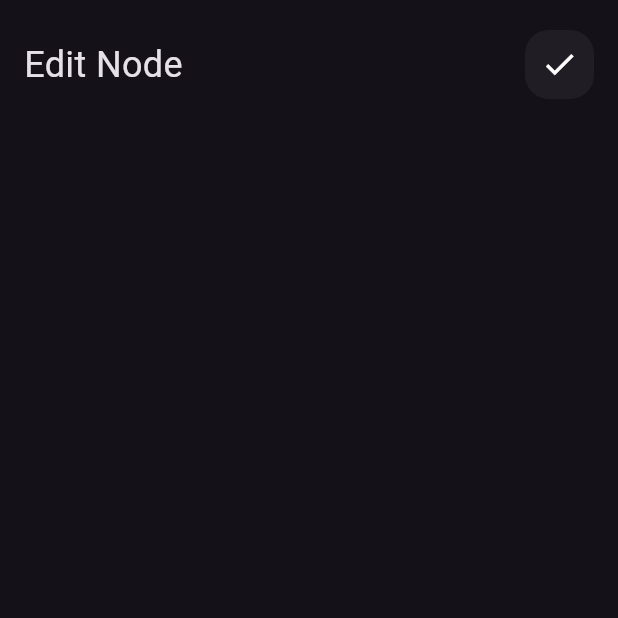
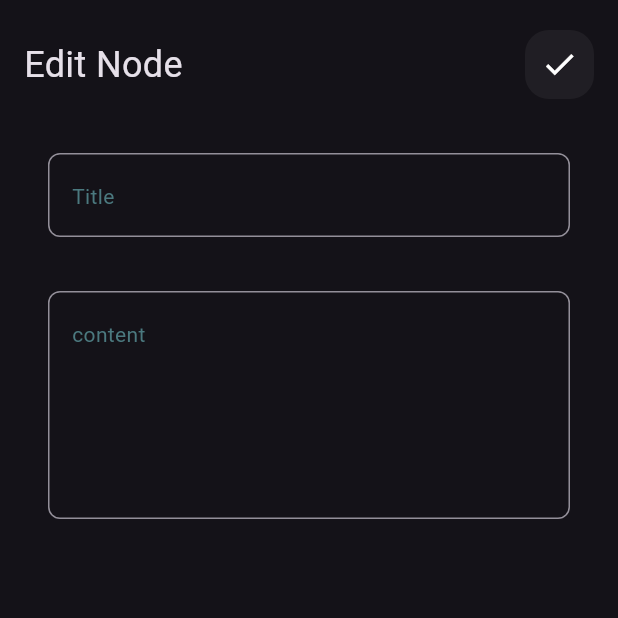
Before and after one commit to Hoda-ramadan/Nodes_app, a Flutter app: the EditNodeBody screen opened directly, on a phone screen of 412 x 824 dp, the top half of it. Run offline on Flutter 3.47's test engine with Material 3 defaults, Android fonts, the phone set to English and light mode, and no system bars.

Commit message:
edit mode view ui done

```diff
--- a/lib/widgets/edit_node_body_view.dart
+++ b/lib/widgets/edit_node_body_view.dart
@@ -1,5 +1,6 @@
 import 'package:flutter/material.dart';
 import 'package:nodes_app/widgets/custom_appbar.dart';
+import 'package:nodes_app/widgets/custom_text_fild.dart';
 
 class EditNodeBodyView extends StatelessWidget {
   const EditNodeBodyView({super.key});
@@ -12,6 +13,10 @@ class EditNodeBodyView extends StatelessWidget {
         children: [
           SizedBox(height: 20),
           Custom_appbar(icon: Icons.check, appbar_title: 'Edit Node'),
+          SizedBox(height: 20),
+          CustomTextFild(hint: "Title"),
+          SizedBox(height: 4),
+          CustomTextFild(hint: "content", maxline: 5),
         ],
       ),
     );
```
